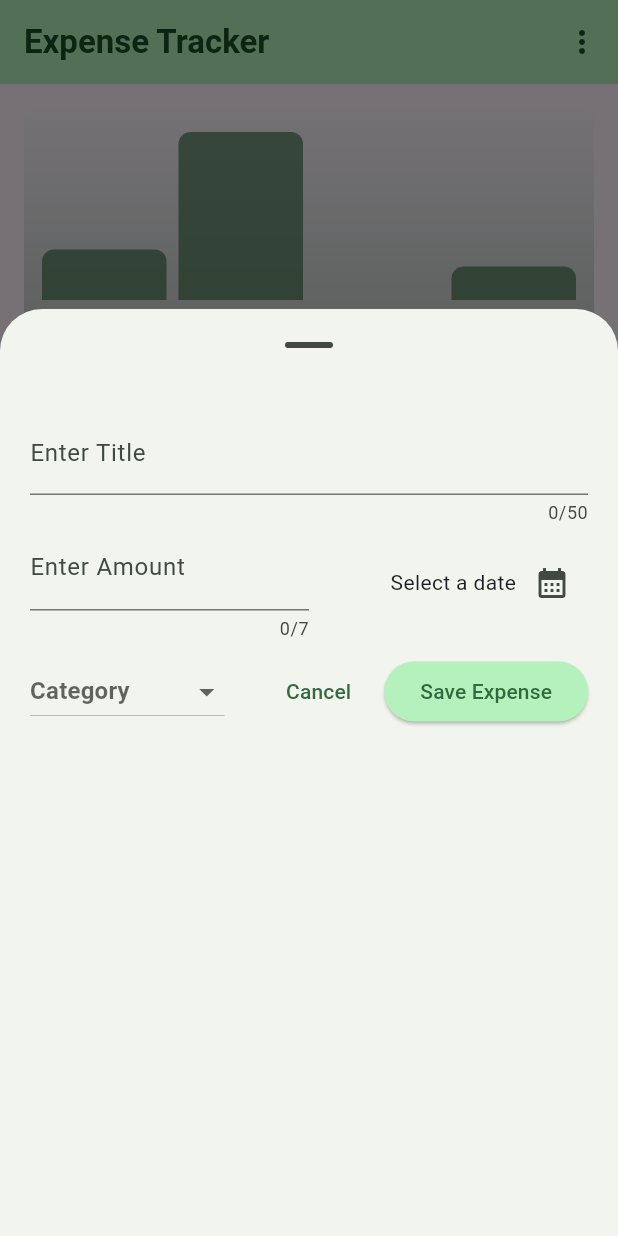
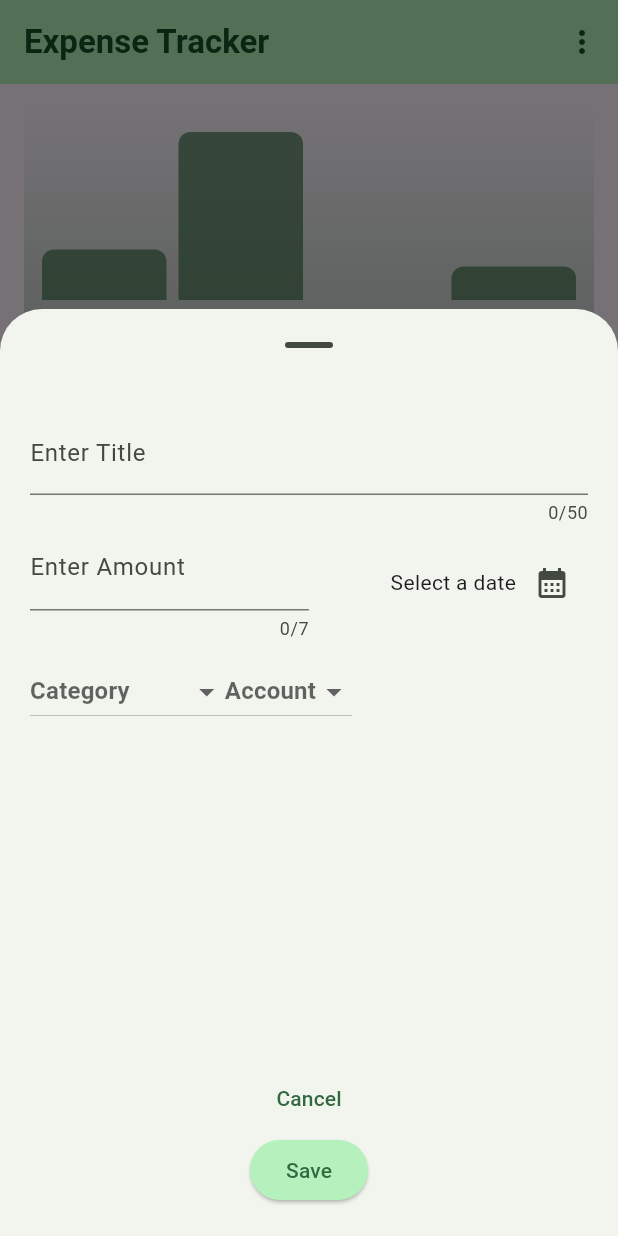
Before and after one commit to mutafyan/expense_tracker, a Flutter app: the screen it shows after launch, after a tap on the "add" icon, on a phone screen of 412 x 824 dp. Run offline on Flutter 3.47's test engine with Material 3 defaults, Android fonts, the phone set to English and light mode, and no system bars; accounts and stored records are empty.

Commit message:
add account model (wip), fix padding

```diff
--- a/lib/data/dummy_expenses.dart
+++ b/lib/data/dummy_expenses.dart
@@ -1,3 +1,4 @@
+import 'package:expense_tracker/models/account/account.dart';
 import 'package:expense_tracker/models/expense.dart';
 
 var expenses = [
@@ -5,15 +6,21 @@ var expenses = [
     amount: 1000,
     title: "Taxi",
     category: Category.transport,
-      date: DateTime.now()),
+    date: DateTime.now(),
+    account: Account(name: "cash"),
+  ),
   Expense(
     amount: 1500,
     title: "Lunch",
     category: Category.food,
-      date: DateTime.now()),
+    date: DateTime.now(),
+    account: Account(name: "cash"),
+  ),
   Expense(
     amount: 5000,
     title: "Cinema",
     category: Category.leisure,
-      date: DateTime.now()),
+    date: DateTime.now(),
+    account: Account(name: "card"),
+  ),
 ];
--- /dev/null
+++ b/lib/models/account/account.dart
@@ -0,0 +1,22 @@
+import 'package:flutter/material.dart';
+
+class Account {
+  Account({required this.name, this.balance = 0}) {
+    if (name.toLowerCase() == "cash") {
+      icon = const Icon(Icons.account_balance_wallet_rounded);
+    } else if (name.toLowerCase() == "card") {
+      icon = const Icon(Icons.wallet);
+    } else {
+      icon = const Icon(Icons.account_balance_rounded);
+    }
+  }
+  final String name;
+  late Icon icon;
+  int balance;
+
+  String get getName => name[0].toUpperCase() + name.substring(1);
+  int get getBalance => balance;
+  void addIncome(int income) {
+    balance += income;
+  }
+}
--- a/lib/models/expense.dart
+++ b/lib/models/expense.dart
@@ -1,3 +1,4 @@
+import 'package:expense_tracker/models/account/account.dart';
 import 'package:flutter/material.dart';
 import 'package:intl/intl.dart';
 import 'package:uuid/uuid.dart';
@@ -15,17 +16,18 @@ const categoryIcons = {
 };
 
 class Expense {
-  Expense(
-      {required this.title,
-      required this.amount,
-      required this.date,
-      required this.category})
-      : id = uuid.v4();
+  Expense({
+    required this.title,
+    required this.amount,
+    required this.date,
+    required this.category,
+    required this.account,
+  }) : id = uuid.v4();
   final String id, title;
   final int amount;
   final DateTime date;
   final Category category;
-
+  final Account account;
   String get formattedDate {
     return formatter.format(date);
   }
--- a/lib/widgets/expenses.dart
+++ b/lib/widgets/expenses.dart
@@ -18,10 +18,11 @@ class _ExpensesState extends State<Expenses> {
   final List<Expense> _registeredExpenses = expenses;
   void _openAddExpenseModal() {
     final height = MediaQuery.of(context).size.height;
+    print(MediaQuery.of(context).size.width);
     showModalBottomSheet(
       useSafeArea: true,
       showDragHandle: true,
-      isScrollControlled: (height < 600) ? true : false,
+      isScrollControlled: height < 600,
       scrollControlDisabledMaxHeightRatio: 0.75,
       context: context,
       builder: (ctx) => AddExpenseModal(
--- a/lib/widgets/modal/add_expense_modal.dart
+++ b/lib/widgets/modal/add_expense_modal.dart
@@ -1,6 +1,9 @@
+import 'package:expense_tracker/models/account/account.dart';
 import 'package:expense_tracker/models/expense.dart';
 import 'package:expense_tracker/widgets/modal/dropdown_item.dart';
 import 'package:flutter/material.dart';
+
+List<Account> accounts = [Account(name: "cash"), Account(name: "card")];
 
 class AddExpenseModal extends StatefulWidget {
   const AddExpenseModal({super.key, required this.onAddExpense});
@@ -15,7 +18,7 @@ class _AddExpenseModalState extends State<AddExpenseModal> {
   String? _titleError, _amountError;
   DateTime? _pickedDate;
   Category? _selectedCategory;
-
+  Account? _selectedAccount;
   void _goBack() {
     Navigator.pop(context);
   }
@@ -26,7 +29,8 @@ class _AddExpenseModalState extends State<AddExpenseModal> {
           title: title,
           amount: amount,
           date: _pickedDate!,
-          category: _selectedCategory!),
+          category: _selectedCategory!,
+          account: _selectedAccount!),
     );
     _goBack();
   }
@@ -36,7 +40,8 @@ class _AddExpenseModalState extends State<AddExpenseModal> {
     String title = _titleController.text;
     if (!(_validateTitle(title) &&
         _validateAmount(amount) &&
-        _validateCategoryAndDate())) return;
+        _validateCategoryAndDate() &&
+        _validateAccount())) return;
 
     _saveNewExpense(title, amount!);
   }
@@ -60,6 +65,26 @@ class _AddExpenseModalState extends State<AddExpenseModal> {
     } else {
       return true;
     }
+  }
+
+  bool _validateAccount() {
+    if (_selectedAccount == null) {
+      showDialog(
+        context: context,
+        builder: (ctx) => AlertDialog(
+          title: const Text("No account selected"),
+          content: const Text("Please retry"),
+          actions: [
+            ElevatedButton(
+              onPressed: _goBack,
+              child: const Text("Okay"),
+            )
+          ],
+        ),
+      );
+      return false;
+    }
+    return true;
   }
 
   bool _validateAmount(int? amount) {
@@ -127,6 +152,7 @@ class _AddExpenseModalState extends State<AddExpenseModal> {
         children: [
           TextField(
             controller: _titleController,
+            style: TextStyle(color: Theme.of(context).colorScheme.onPrimary),
             maxLength: 50,
             decoration: InputDecoration(
               label: const Text("Enter Title"),
@@ -171,17 +197,46 @@ class _AddExpenseModalState extends State<AddExpenseModal> {
               DropdownItem(
                   selectedCategory: _selectedCategory,
                   onChange: _onCategorySelect),
+              DropdownButton(
+                  hint: const Text("Account"),
+                  items: accounts
+                      .map(
+                        (account) => DropdownMenuItem(
+                          value: account,
+                          child: Expanded(
+                            child: Column(
+                              children: [
+                                Expanded(
+                                  child: Row(
+                                    children: [
+                                      account.icon,
+                                      Text(account.getName),
+                                    ],
+                                  ),
+                                ),
+                                Text(
+                                  "֏ ${account.getBalance.toString()}",
+                                ),
+                              ],
+                            ),
+                          ),
+                        ),
+                      )
+                      .toList(),
+                  onChanged: (value) {
+                    if (value != null) {
+                      setState(() {
+                        _selectedAccount = value;
+                      });
+                    }
+                  }),
+            ],
+          ),
           const Spacer(),
           TextButton(onPressed: _goBack, child: const Text("Cancel")),
-                const SizedBox(
-                  width: 10,
+          ElevatedButton(onPressed: _validateInput, child: const Text("Save"))
+        ],
       ),
-                ElevatedButton(
-                    onPressed: _validateInput,
-                    child: const Text("Save Expense"))
-              ],
-            )
-          ],
-        ));
+    );
   }
 }
```
Lines whose indentation alone changed are shown as unchanged.
